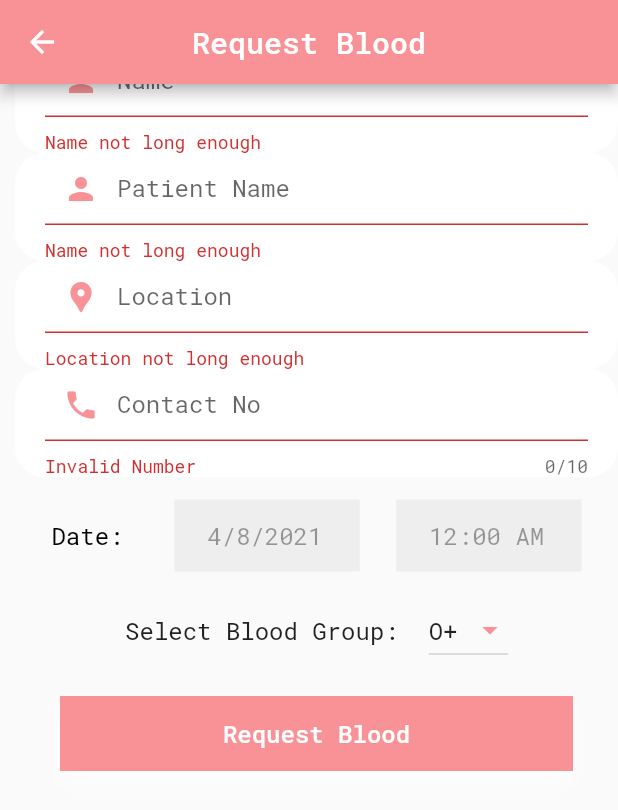
After one commit to Nabinda/NepalBlood, a Flutter app: the RequestBlood screen opened by its route, scrolled down 56 dp, after a tap on "Request Blood", on a phone screen of 412 x 824 dp. The commit adds this screen. Shown: the top 810 px of the screen. Run offline on Flutter 3.47's test engine with Material 2 defaults, Android fonts, the phone set to English and light mode, and no system bars; our stand-ins replace carousel_slider, cloud_firestore, date_format, email_validator, firebase_auth, firebase_core and 8 more; missing offline and left inert: add_2_calendar; accounts and stored records are empty; network calls fail.

Commit message:
Blood Request with future builder

```diff
--- /dev/null
+++ b/lib/model/blood_request_model.dart
@@ -0,0 +1,26 @@
+import 'package:flutter/material.dart';
+
+class BloodRequestModel{
+  String id;
+  String name;
+  String patientName;
+  String contact;
+  DateTime date;
+  TimeOfDay time;
+  String bloodGroup;
+  String location;
+  String status;
+  String donorId;
+  BloodRequestModel({
+    @required this.id,
+    @required this.name,
+    @required this.patientName,
+    @required this.bloodGroup,
+    @required this.date,
+    @required this.time,
+    @required this.contact,
+    @required this.status,
+    @required this.donorId,
+    @required this.location}
+      );
+}
--- /dev/null
+++ b/lib/provider/blood_requests_provider.dart
@@ -0,0 +1,77 @@
+import 'package:bloodnepal/model/blood_request_model.dart';
+import 'package:cloud_firestore/cloud_firestore.dart';
+import 'package:flutter/material.dart';
+
+class BloodRequestsProvider extends ChangeNotifier {
+  List<BloodRequestModel> _requestList = [];
+  Future<void> addRequest(String name, String patientName, String location,
+      String contact, String bloodGroup, DateTime date, TimeOfDay time) async {
+    final docRef = FirebaseFirestore.instance.collection('Blood-Request').doc();
+    await docRef.set({
+      "id": docRef.id,
+      "name": name,
+      "patientName": patientName,
+      "location": location,
+      "contact": contact,
+      "bloodGroup": bloodGroup,
+      "date": date,
+      "timeHour": time.hour,
+      "timeMinute": time.minute,
+      "status": "Pending",
+      "donorId":null
+    });
+    _requestList.add(BloodRequestModel(
+        donorId: null,
+        id: DateTime.now().toString(),
+        name: name,
+        patientName: patientName,
+        bloodGroup: bloodGroup,
+        date: date,
+        time: time,
+        contact: contact,
+        location: location,
+        status: 'Pending'));
+  }
+
+  Future<void> getBloodRequests() async {
+    _requestList = [];
+    QuerySnapshot querySnapshot = await FirebaseFirestore.instance
+        .collection('Blood-Request')
+        .orderBy('date')
+        .get();
+    final allData = querySnapshot.docs.map((e) => e.data()).toList();
+    List<BloodRequestModel> fetchedRequest = [];
+    for (int i = 0; i < allData.length; i++) {
+      Timestamp timeInMillis = allData[i]['date'];
+      DateTime date = DateTime.parse(timeInMillis.toDate().toString());
+      TimeOfDay time = TimeOfDay(
+          hour: allData[i]['timeHour'], minute: allData[i]['timeMinute']);
+      print(date);
+      print(time);
+      fetchedRequest.add(BloodRequestModel(
+          id: allData[i]['id'],
+          name: allData[i]['name'],
+          patientName: allData[i]['patientName'],
+          bloodGroup: allData[i]['bloodGroup'],
+          date: date,
+          time: time,
+          contact: allData[i]['contact'],
+          status: allData[i]['status'],
+          donorId: allData[i]['donorId'],
+          location: allData[i]['location']));
+    }
+    _requestList = fetchedRequest;
+    notifyListeners();
+  }
+  List<BloodRequestModel> getBloodRequest() {
+    return [..._requestList];
+  }
+  Future<void> updateStatus(String id,String donorId) async{
+    await FirebaseFirestore.instance.collection('Blood-Request').doc(id).update({
+      "status":"Accepted",
+      "donorId": donorId
+    }).catchError((error){
+      print("Error on Updating Status:"+error.toString());
+    });
+  }
+}
--- a/lib/screens/add_events.dart
+++ b/lib/screens/add_events.dart
@@ -1,13 +1,11 @@
 import 'package:bloodnepal/helper/loading_helper.dart';
 import 'package:bloodnepal/provider/events_provider.dart';
 import 'package:bloodnepal/widgets/event_date_time.dart';
-import 'package:date_format/date_format.dart';
 import 'package:email_validator/email_validator.dart';
 import 'package:flutter/material.dart';
 import 'package:bloodnepal/custom_theme.dart' as style;
 import 'package:flutter/services.dart';
 import 'package:flutter_phoenix/flutter_phoenix.dart';
-import 'package:intl/intl.dart';
 import 'package:provider/provider.dart';
 
 class AddEventsScreen extends StatefulWidget {
--- a/lib/screens/bottom_bar_screen.dart
+++ b/lib/screens/bottom_bar_screen.dart
@@ -1,5 +1,4 @@
 import 'package:bloodnepal/provider/auth_provider.dart';
-import 'package:bloodnepal/provider/events_provider.dart';
 import 'package:bloodnepal/screens/home_screen.dart';
 import 'package:bloodnepal/screens/notification_screen.dart';
 import 'package:bloodnepal/screens/profile_screen.dart';
--- a/lib/screens/events.dart
+++ b/lib/screens/events.dart
@@ -1,4 +1,3 @@
-import 'package:bloodnepal/helper/loading_helper.dart';
 import 'package:bloodnepal/provider/auth_provider.dart';
 import 'package:bloodnepal/provider/events_provider.dart';
 import 'package:bloodnepal/screens/events_detail_screen.dart';
--- a/lib/screens/login.dart
+++ b/lib/screens/login.dart
@@ -2,7 +2,6 @@ import 'package:bloodnepal/provider/auth_provider.dart';
 import 'package:bloodnepal/screens/bottom_bar_screen.dart';
 import 'package:bloodnepal/screens/signup.dart';
 import 'package:firebase_auth/firebase_auth.dart';
-import 'package:firebase_core/firebase_core.dart';
 import 'package:flutter/material.dart';
 import 'package:bloodnepal/custom_clipper.dart';
 import 'package:bloodnepal/custom_theme.dart' as style;
--- a/lib/screens/profile_screen.dart
+++ b/lib/screens/profile_screen.dart
@@ -105,9 +105,9 @@ class _ProfileScreenState extends State<ProfileScreen> {
               ),
               child: Text("Status:"+userInfo.status),
             ),
-          ):null,
+          ):Container(),
           userInfo.role=="Donor"?
-          SizedBox(height: 10.0,):null,
+          SizedBox(height: 10.0,):Container(),
           userInfo.role=="Donor"?
           Container(
             padding: EdgeInsets.symmetric(horizontal: 10,vertical: 5),
@@ -116,7 +116,7 @@ class _ProfileScreenState extends State<ProfileScreen> {
                 borderRadius: BorderRadius.circular(15.0)
             ),
             child: Text("Blood Group:"+userInfo.bloodGroup),
-          ):null,
+          ):Container(),
           userInfo.status!=null?
           SizedBox(height: 20,):null,
           Text(userInfo.firstName+" "+userInfo.lastName,style: style.CustomTheme.eventHeader,),
--- /dev/null
+++ b/lib/screens/request_blood.dart
@@ -0,0 +1,362 @@
+import 'package:bloodnepal/helper/loading_helper.dart';
+import 'package:bloodnepal/provider/blood_requests_provider.dart';
+import 'package:date_format/date_format.dart';
+import 'package:flutter/material.dart';
+import 'package:bloodnepal/custom_theme.dart'as style;
+import 'package:flutter/services.dart';
+import 'package:flutter_phoenix/flutter_phoenix.dart';
+import 'package:intl/intl.dart';
+import 'package:provider/provider.dart';
+class RequestBlood extends StatefulWidget {
+  static const routeName = "/request_blood";
+
+  @override
+  _RequestBloodState createState() => _RequestBloodState();
+}
+
+class _RequestBloodState extends State<RequestBlood> {
+  final List<String> bloodGroupCategories = ["O+","O-","A+","A-","B+","B-","AB+","AB-"];
+  String selectedBloodGroup = "O+";
+  final _form = GlobalKey<FormState>();
+    bool _isLoading = false;
+   double _height;
+  double _width;
+  DateTime selectDate = DateTime.now();
+  TimeOfDay selectedTime = TimeOfDay(hour: 00, minute: 00);
+  DateTime recentSelectedDate;
+  String _hour, _minute, _tim;
+  String _date,_time;
+  String _name,_patientName,_bloodGroup,_location,_contact;
+  TextEditingController _dateController = TextEditingController();
+  TextEditingController _timeController = TextEditingController();
+  final snackBar = SnackBar(content: Text("Request Created Successfully"));
+  final errorSnackBar = SnackBar(content: Text("Error Occurred while creating request"));
+  Future<Null> _selectDate(BuildContext context) async {
+    final DateTime picked = await showDatePicker(
+        context: context,
+        initialDate: selectDate,
+        initialDatePickerMode: DatePickerMode.day,
+        firstDate: DateTime.now(),
+        lastDate: DateTime(2101));
+    if (picked != null) {
+      recentSelectedDate = picked;
+      setState(() {
+        selectDate = picked;
+        _dateController.text = DateFormat.yMd().format(selectDate);
+      });
+    }
+  }
+  Future<Null> _selectTime(BuildContext context) async {
+    final TimeOfDay picked = await showTimePicker(
+      context: context,
+      initialTime: selectedTime,
+    );
+    if (picked != null) {
+      setState(() {
+        selectedTime = picked;
+        _hour = selectedTime.hour.toString();
+        _minute = selectedTime.minute.toString();
+        _tim = _hour + ' : ' + _minute;
+        _timeController.text = _tim;
+        _timeController.text = formatDate(
+            DateTime(
+                2019, 08, 1, selectedTime.hour, selectedTime.minute),
+            [hh, ':', nn, " ", am]).toString();
+      });
+    }
+  }
+  addRequest() async{
+    setState(() {
+      _isLoading = true;
+    });
+    if (_form.currentState.validate()) {
+      _form.currentState.save();
+      await Provider.of<BloodRequestsProvider>(context,listen: false).addRequest(
+
+        _name,
+        _patientName,
+        _location,
+        _contact,
+        selectedBloodGroup,
+        selectDate,
+        selectedTime
+      ).onError((error, stackTrace){
+        print(error);
+        ScaffoldMessenger.of(context).showSnackBar(errorSnackBar);
+      }).then((_){
+        ScaffoldMessenger.of(context).showSnackBar(snackBar);
+        Phoenix.rebirth(context);
+      });
+    }
+    setState(() {
+      _isLoading = false;
+    });
+}
+  @override
+  void initState() {
+    _dateController.text = DateFormat.yMd().format(DateTime.now());
+    _timeController.text =
+        formatDate(DateTime(0, 0, 0, 0, 0), [hh, ':', nn, " ", am]).toString();
+    super.initState();
+  }
+  @override
+  Widget build(BuildContext context) {
+    _height = MediaQuery.of(context).size.height;
+    _width = MediaQuery.of(context).size.width;
+    return Scaffold(
+      appBar: AppBar(
+        backgroundColor: style.CustomTheme.themeColor,
+        title: Text("Request Blood"),
+        centerTitle: true,
+      ),
+      body: SingleChildScrollView(
+        child: Container(
+          width: _width,
+          height: _height,
+          padding: EdgeInsets.only(left: 10, top: 10),
+          child: _isLoading
+              ? LoadingHelper(loadingText: "Creating a request")
+              : Form(
+            key: _form,
+            child: Column(
+              crossAxisAlignment: CrossAxisAlignment.start,
+              children: [
+                SizedBox(
+                  height: 20,
+                ),
+                Container(
+                  padding: EdgeInsets.symmetric(horizontal: 20.0),
+                  decoration: BoxDecoration(
+                    borderRadius: BorderRadius.circular(20),
+                    color: Colors.white,
+                  ),
+                  child: TextFormField(
+                    onSaved: (value) {
+                      _name = value;
+                    },
+                    inputFormatters: [
+                      FilteringTextInputFormatter.deny(
+                          RegExp('[0-9!@#%^&*(){}]')),
+                    ],
+                    validator: (value) {
+                      if (value.length < 2) {
+                        return 'Name not long enough';
+                      }
+                      if (value.trim() == "") {
+                        return 'Field should not be empty';
+                      }
+                      return null;
+                    },
+                    textInputAction: TextInputAction.next,
+                    keyboardType: TextInputType.name,
+                    decoration: InputDecoration(
+                      prefixIcon: Icon(
+                        Icons.person,
+                        color: style.CustomTheme.themeColor,
+                      ),
+                      hintText: "Name",
+                    ),
+                  ),
+                ),
+                Container(
+                  padding: EdgeInsets.symmetric(horizontal: 20.0),
+                  decoration: BoxDecoration(
+                    borderRadius: BorderRadius.circular(20),
+                    color: Colors.white,
+                  ),
+                  child: TextFormField(
+                    onSaved: (value) {
+                      _patientName = value;
+                    },
+                    validator: (value) {
+                      if (value.length < 3) {
+                        return 'Name not long enough';
+                      }
+                      if (value.trim() == "") {
+                        return 'Field should not be empty';
+                      }
+                      return null;
+                    },
+                    keyboardType: TextInputType.text,
+                    decoration: InputDecoration(
+                      prefixIcon: Icon(
+                        Icons.person,
+                        color: style.CustomTheme.themeColor,
+                      ),
+                      hintText: "Patient Name",
+                    ),
+                  ),
+                ),
+                Container(
+                  padding: EdgeInsets.symmetric(horizontal: 20.0),
+                  decoration: BoxDecoration(
+                    borderRadius: BorderRadius.circular(20),
+                    color: Colors.white,
+                  ),
+                  child: TextFormField(
+                    onSaved: (value) {
+                      _location = value;
+                    },
+                    validator: (value) {
+                      if (value.length < 2) {
+                        return 'Location not long enough';
+                      }
+                      if (value.trim() == "") {
+                        return 'Field should not be empty';
+                      }
+                      return null;
+                    },
+                    textInputAction: TextInputAction.next,
+                    keyboardType: TextInputType.name,
+                    decoration: InputDecoration(
+                      prefixIcon: Icon(
+                        Icons.location_pin,
+                        color: style.CustomTheme.themeColor,
+                      ),
+                      hintText: "Location",
+                    ),
+                  ),
+                ),
+                Container(
+                  padding: EdgeInsets.symmetric(horizontal: 20.0),
+                  decoration: BoxDecoration(
+                    borderRadius: BorderRadius.circular(20),
+                    color: Colors.white,
+                  ),
+                  child: TextFormField(
+                    maxLength: 10,
+                    inputFormatters: [
+                      FilteringTextInputFormatter.digitsOnly
+                    ],
+                    onSaved: (value) {
+                      _contact = value;
+                    },
+                    validator: (value) {
+                      if (value.length < 10) {
+                        return 'Invalid Number';
+                      }
+                      if (value.trim() == "") {
+                        return 'Field should not be empty';
+                      }
+                      return null;
+                    },
+                    keyboardType: TextInputType.number,
+                    textInputAction: TextInputAction.next,
+                    decoration: InputDecoration(
+                        hintText: "Contact No",
+                        prefixIcon: Icon(
+                          Icons.phone,
+                          color: style.CustomTheme.themeColor,
+                        )),
+                  ),
+                ),
+                SizedBox(height: 15,),
+                Row(
+                  mainAxisAlignment: MainAxisAlignment.spaceEvenly,
+                  children: [
+                    Text(
+                      "Date: ",
+                      style: style.CustomTheme.normalText,
+                    ),
+                    Container(
+                      child: InkWell(
+                        onTap: () {
+                          _selectDate(context);
+                        },
+                        child: Container(
+                          width: _width * 0.3,
+                          alignment: Alignment.center,
+                          decoration:
+                          BoxDecoration(color: Colors.grey[200]),
+                          child: TextFormField(
+                            textAlign: TextAlign.center,
+                            enabled: false,
+                            keyboardType: TextInputType.text,
+                            controller: _dateController,
+                            onSaved: (String val) {
+                              _date = val;
+                            },
+                            decoration: InputDecoration(
+                                disabledBorder: UnderlineInputBorder(
+                                    borderSide: BorderSide.none),
+                                // labelText: 'Time',
+                                contentPadding:
+                                EdgeInsets.only(top: 0.0)),
+                          ),
+                        ),
+                      ),
+                    ),
+                    InkWell(
+                      onTap: () {
+                        _selectTime(context);
+                      },
+                      child: Container(
+                        width: _width * 0.3,
+                        alignment: Alignment.center,
+                        decoration:
+                        BoxDecoration(color: Colors.grey[200]),
+                        child: TextFormField(
+                          textAlign: TextAlign.center,
+                          enabled: false,
+                          keyboardType: TextInputType.text,
+                          controller: _timeController,
+                          onSaved: (String val) {
+                            _time = val;
+                          },
+                          decoration: InputDecoration(
+                              disabledBorder: UnderlineInputBorder(
+                                  borderSide: BorderSide.none),
+                              // labelText: 'Time',
+                              contentPadding:
+                              EdgeInsets.only(top: 0.0)),
+                        ),
+                      ),
+                    ),
+                  ],
+                ),
+                SizedBox(height: 15,),
+                Row(
+                  mainAxisAlignment: MainAxisAlignment.center,
+                  children: [
+                    Text("Select Blood Group:",style:TextStyle(fontSize: 16),),
+                    SizedBox(width: 20,),
+                    DropdownButton<String>(
+                      iconEnabledColor: style.CustomTheme.themeColor,
+                      dropdownColor: style.CustomTheme.themeColor,
+                      items: bloodGroupCategories.map((dropdownItem){
+                        return DropdownMenuItem<String>(
+                          value: dropdownItem,
+                          child: Text(dropdownItem),
+                        );
+                      }).toList(),
+                      value: selectedBloodGroup,
+                      onChanged: (value){
+                        setState(() {
+                          selectedBloodGroup = value;
+                        });
+                      },
+                    ),
+                  ],
+                ),
+                GestureDetector(
+                  onTap: addRequest,
+                  child: Container(
+                    alignment: Alignment.center,
+                    margin: EdgeInsets.only(
+                        top: 20, left: 30, right: 30, bottom: 10),
+                    height: 50,
+                    decoration: style.CustomTheme.buttonDecoration,
+                    child: Text(
+                      'Request Blood',
+                      style: style.CustomTheme.buttonText,
+                    ),
+                  ),
+                ),
+              ],
+            ),
+          ),
+        ),
+      ),
+    );
+  }
+}
--- a/lib/widgets/categories.dart
+++ b/lib/widgets/categories.dart
@@ -1,7 +1,9 @@
 import 'package:bloodnepal/screens/add_events.dart';
 import 'package:bloodnepal/screens/blood_bank.dart';
+import 'package:bloodnepal/screens/blood_requests.dart';
 import 'package:bloodnepal/screens/donor_screen.dart';
 import 'package:bloodnepal/screens/events.dart';
+import 'package:bloodnepal/screens/request_blood.dart';
 import 'package:bloodnepal/screens/search_screen.dart';
 import 'package:flutter/material.dart';
 import 'package:bloodnepal/custom_theme.dart' as style;
@@ -15,6 +17,9 @@ class Categories extends StatelessWidget{
       Cat("Events Nearby", "events.png",Events.routeName),
       Cat("Find a Donor", "search.png",SearchScreen.routeName),
       Cat("Blood Bank", "blood-bank.png",BloodBankScreen.routeName),
+      Cat("Request Blood", "request.png",RequestBlood.routeName),
+      if(role=="Donor" || role == "Admin")
+        Cat("Blood Requests", "top.png", BloodRequests.routeName),
       if(role=="Seeker")
       Cat("Become a Donor", "donor.png",DonorScreen.routeName),
       if(role=="Admin")
--- a/lib/widgets/event_date_time.dart
+++ b/lib/widgets/event_date_time.dart
@@ -1,7 +1,4 @@
-import 'dart:math';
-
 import 'package:bloodnepal/provider/events_provider.dart';
-import 'package:bloodnepal/screens/add_events.dart';
 import 'package:date_format/date_format.dart';
 import 'package:flutter/material.dart';
 import 'package:intl/intl.dart';
--- a/lib/widgets/profile_image.dart
+++ b/lib/widgets/profile_image.dart
@@ -89,7 +89,7 @@ class _ProfileImageState extends State<ProfileImage> {
                ),
                title: Text("Your Profile picture has been updated"),
                actions: <Widget>[
-                 FlatButton(
+                 TextButton(
                      child: Text("OK"),
                      onPressed: () {
                        Navigator.pop(context);
--- a/lib/widgets/signup_form.dart
+++ b/lib/widgets/signup_form.dart
@@ -4,7 +4,6 @@ import 'package:bloodnepal/provider/auth_provider.dart';
 import 'package:bloodnepal/screens/login.dart';
 import 'package:email_validator/email_validator.dart';
 import 'package:firebase_auth/firebase_auth.dart';
-import 'package:firebase_core/firebase_core.dart';
 import 'package:flutter/cupertino.dart';
 import 'package:flutter/material.dart';
 import 'package:bloodnepal/helper/manage_permission.dart' as mp;
@@ -54,6 +53,7 @@ class _SignUpFormState extends State<SignUpForm> {
         _isLoading = false;
       });
       _newUser = UserModel(
+          imageUrl: "",
           lat: _lat,
           long: _long,
           uid: user.uid,
--- a/pubspec.yaml
+++ b/pubspec.yaml
@@ -59,6 +59,7 @@ dependencies:
   flutter_phoenix: ^1.0.0
   #image_picker
   image_picker: ^0.7.4
+  http: ^0.13.1
 
 
 dev_dependencies:
```
Also changed, not shown: lib/main.dart (+7 -2 lines), lib/screens/blood_bank.dart (+47 -0 lines), lib/screens/blood_requests.dart (added, +184 -0 lines), pubspec.lock, 1 other file.
